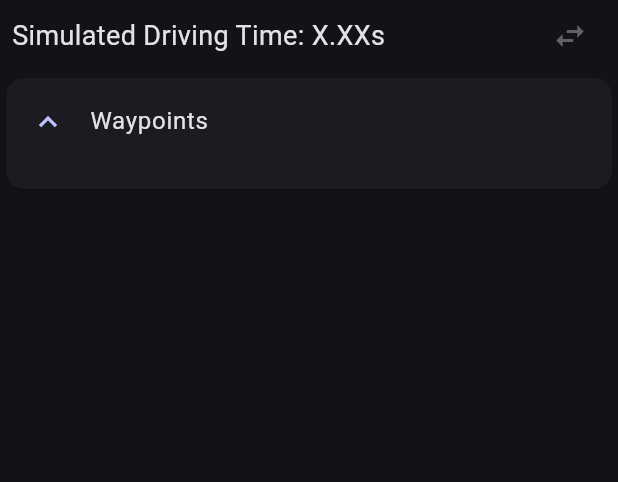
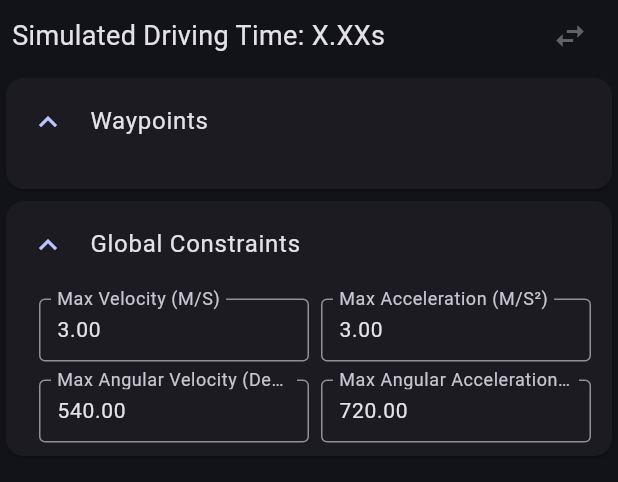
Before and after one commit to mjansen4857/pathplanner, a Flutter app: the PathTree widget shown alone on an empty page, opened directly with empty values, on a phone screen of 412 x 824 dp. Shown: the top 482 px of the screen. Run offline on Flutter 3.47's test engine with Material 2 defaults, Android fonts, the phone set to English and light mode, and no system bars; our stand-ins replace fl_chart, flutter_colorpicker, logger, package_info_plus, shared_preferences, tuple and 1 more; missing offline and left inert: file_selector, flutter_simple_treeview, function_tree, github, image_size_getter, macos_secure_bookmarks and 5 more; accounts and stored records are empty.

Commit message:
edit global path constraints

```diff
--- /dev/null
+++ b/lib/path/path_constraints.dart
@@ -0,0 +1,13 @@
+class PathConstraints {
+  num maxVelocity;
+  num maxAcceleration;
+  num maxAngularVelocity;
+  num maxAngularAcceleration;
+
+  PathConstraints({
+    this.maxVelocity = 3,
+    this.maxAcceleration = 3,
+    this.maxAngularVelocity = 540,
+    this.maxAngularAcceleration = 720,
+  });
+}
--- a/lib/path/pathplanner_path.dart
+++ b/lib/path/pathplanner_path.dart
@@ -1,5 +1,6 @@
 import 'dart:math';
 
+import 'package:pathplanner/path/path_constraints.dart';
 import 'package:pathplanner/path/path_point.dart';
 import 'package:pathplanner/path/waypoint.dart';
 import 'package:pathplanner/services/generator/geometry_util.dart';
@@ -8,15 +9,18 @@ class PathPlannerPath {
   String name;
   List<Waypoint> waypoints;
   List<PathPoint> pathPoints = [];
+  PathConstraints globalConstraints;
 
   PathPlannerPath({
     required this.waypoints,
     this.name = 'New Path',
-  }) {
+  }) : globalConstraints = PathConstraints() {
     generatePathPoints();
   }
 
-  PathPlannerPath.defaultPath({this.name = 'New Path'}) : waypoints = [] {
+  PathPlannerPath.defaultPath({this.name = 'New Path'})
+      : waypoints = [],
+        globalConstraints = PathConstraints() {
     waypoints.addAll([
       Waypoint(
         anchor: const Point(2.0, 7.0),
--- a/lib/widgets/editor/path_tree.dart
+++ b/lib/widgets/editor/path_tree.dart
@@ -1,6 +1,8 @@
 import 'package:flutter/material.dart';
 import 'package:pathplanner/path/pathplanner_path.dart';
+import 'package:pathplanner/widgets/editor/tree_card_node.dart';
 import 'package:pathplanner/widgets/editor/waypoints_tree.dart';
+import 'package:pathplanner/widgets/number_text_field.dart';
 
 class PathTree extends StatefulWidget {
   final PathPlannerPath path;
@@ -66,6 +68,90 @@ class _PathTreeState extends State<PathTree> {
                   onWaypointHovered: widget.onWaypointHovered,
                   onWaypointSelected: widget.onWaypointSelected,
                   onPathChanged: widget.onPathChanged,
+                ),
+                TreeCardNode(
+                  title: const Text('Global Constraints'),
+                  initiallyExpanded: true,
+                  elevation: 1.0,
+                  children: [
+                    Padding(
+                      padding: const EdgeInsets.symmetric(horizontal: 6.0),
+                      child: Row(
+                        children: [
+                          Expanded(
+                            child: NumberTextField(
+                              initialText: widget
+                                  .path.globalConstraints.maxVelocity
+                                  .toStringAsFixed(2),
+                              label: 'Max Velocity (M/S)',
+                              onSubmitted: (value) {
+                                if (value != null) {
+                                  widget.path.globalConstraints.maxVelocity =
+                                      value;
+                                  widget.onPathChanged?.call();
+                                }
+                              },
+                            ),
+                          ),
+                          const SizedBox(width: 8),
+                          Expanded(
+                            child: NumberTextField(
+                              initialText: widget
+                                  .path.globalConstraints.maxAcceleration
+                                  .toStringAsFixed(2),
+                              label: 'Max Acceleration (M/S²)',
+                              onSubmitted: (value) {
+                                if (value != null) {
+                                  widget.path.globalConstraints
+                                      .maxAcceleration = value;
+                                  widget.onPathChanged?.call();
+                                }
+                              },
+                            ),
+                          ),
+                        ],
+                      ),
+                    ),
+                    const SizedBox(height: 12),
+                    Padding(
+                      padding: const EdgeInsets.symmetric(horizontal: 6.0),
+                      child: Row(
+                        children: [
+                          Expanded(
+                            child: NumberTextField(
+                              initialText: widget
+                                  .path.globalConstraints.maxAngularVelocity
+                                  .toStringAsFixed(2),
+                              label: 'Max Angular Velocity (Deg/S)',
+                              onSubmitted: (value) {
+                                if (value != null) {
+                                  widget.path.globalConstraints
+                                      .maxAngularVelocity = value;
+                                  widget.onPathChanged?.call();
+                                }
+                              },
+                            ),
+                          ),
+                          const SizedBox(width: 8),
+                          Expanded(
+                            child: NumberTextField(
+                              initialText: widget
+                                  .path.globalConstraints.maxAngularAcceleration
+                                  .toStringAsFixed(2),
+                              label: 'Max Angular Acceleration (Deg/S²)',
+                              onSubmitted: (value) {
+                                if (value != null) {
+                                  widget.path.globalConstraints
+                                      .maxAngularAcceleration = value;
+                                  widget.onPathChanged?.call();
+                                }
+                              },
+                            ),
+                          ),
+                        ],
+                      ),
+                    ),
+                  ],
                 ),
                 // TreeView(
                 //   indent: 16,
--- /dev/null
+++ b/lib/widgets/number_text_field.dart
@@ -0,0 +1,56 @@
+import 'package:flutter/material.dart';
+import 'package:flutter/services.dart';
+import 'package:function_tree/function_tree.dart';
+
+class NumberTextField extends StatelessWidget {
+  final String initialText;
+  final String label;
+  final ValueChanged<num?>? onSubmitted;
+
+  const NumberTextField({
+    super.key,
+    required this.initialText,
+    required this.label,
+    this.onSubmitted,
+  });
+
+  @override
+  Widget build(BuildContext context) {
+    ColorScheme colorScheme = Theme.of(context).colorScheme;
+
+    return SizedBox(
+      height: 42,
+      child: TextField(
+        onSubmitted: (val) {
+          if (val.isEmpty) {
+            onSubmitted?.call(null);
+          } else {
+            num parsed = val.interpret();
+            onSubmitted?.call(parsed);
+          }
+          FocusScopeNode currentScope = FocusScope.of(context);
+          if (!currentScope.hasPrimaryFocus && currentScope.hasFocus) {
+            FocusManager.instance.primaryFocus!.unfocus();
+          }
+        },
+        controller: _getController(initialText),
+        inputFormatters: [
+          FilteringTextInputFormatter.allow(
+              RegExp(r'(^(-?)\d*\.?\d*)([+/\*\-](-?)\d*\.?\d*)*')),
+        ],
+        style: TextStyle(fontSize: 14, color: colorScheme.onSurface),
+        decoration: InputDecoration(
+          contentPadding: const EdgeInsets.fromLTRB(8, 4, 8, 4),
+          labelText: label,
+          border: OutlineInputBorder(borderRadius: BorderRadius.circular(4)),
+        ),
+      ),
+    );
+  }
+
+  TextEditingController _getController(String text) {
+    return TextEditingController(text: text)
+      ..selection =
+          TextSelection.fromPosition(TextPosition(offset: text.length));
+  }
+}
```
Also changed, not shown: lib/widgets/editor/waypoints_tree.dart (+26 -68 lines).
